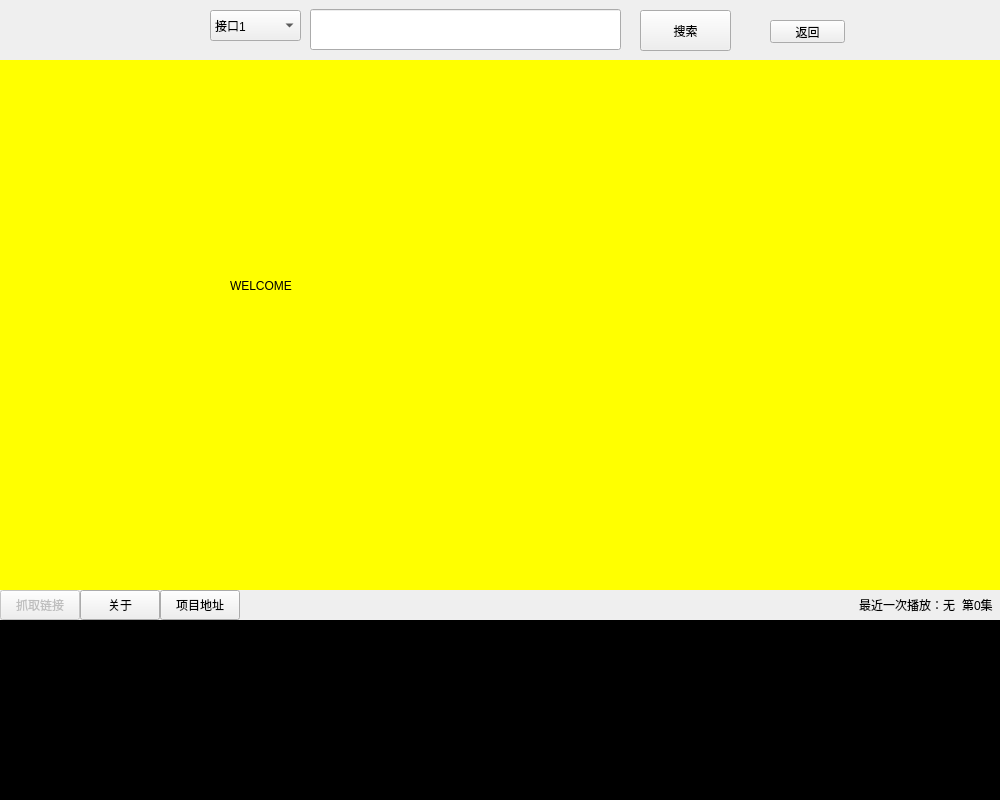
Old version of the form ui/ui_designer/ui_file/forms/mainForm.ui in the repository tanyiqu/AnimeArtifactPro.
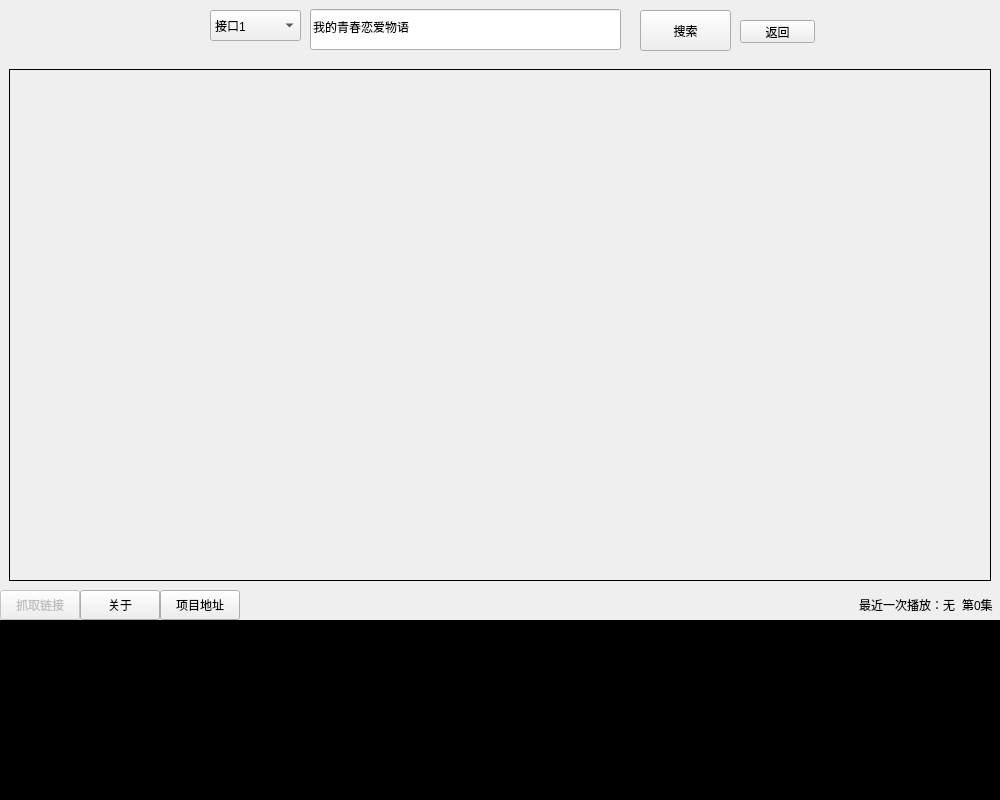
New version of the form.

```diff
--- a/ui/ui_designer/ui_file/forms/mainForm.ui
+++ b/ui/ui_designer/ui_file/forms/mainForm.ui
@@ -36,21 +36,20 @@
      </property>
      <widget class="QWidget" name="pageWelcome">
       <property name="styleSheet">
-       <string notr="true">background-color: rgb(255, 255, 0);</string>
+       <string notr="true"/>
       </property>
-      <widget class="QLabel" name="label">
-       <property name="geometry">
-        <rect>
-         <x>230</x>
-         <y>130</y>
-         <width>431</width>
-         <height>191</height>
-        </rect>
+      <layout class="QGridLayout" name="gridLayout_8">
+       <item row="0" column="0">
+        <widget class="QLabel" name="lblWelcomeImg">
+         <property name="styleSheet">
+          <string notr="true">border: 1px solid #000000;</string>
        </property>
        <property name="text">
-        <string>WELCOME</string>
-       </property>
-      </widget>
+          <string/>
+         </property>
+        </widget>
+       </item>
+      </layout>
      </widget>
      <widget class="QWidget" name="pageSearchResult">
       <property name="styleSheet">
@@ -461,11 +460,14 @@
         <height>41</height>
        </rect>
       </property>
+      <property name="text">
+       <string>我的青春恋爱物语</string>
+      </property>
      </widget>
      <widget class="QPushButton" name="btnBack">
       <property name="geometry">
        <rect>
-        <x>770</x>
+        <x>740</x>
         <y>20</y>
         <width>75</width>
         <height>23</height>
```
Lines whose indentation alone changed are shown as unchanged.
